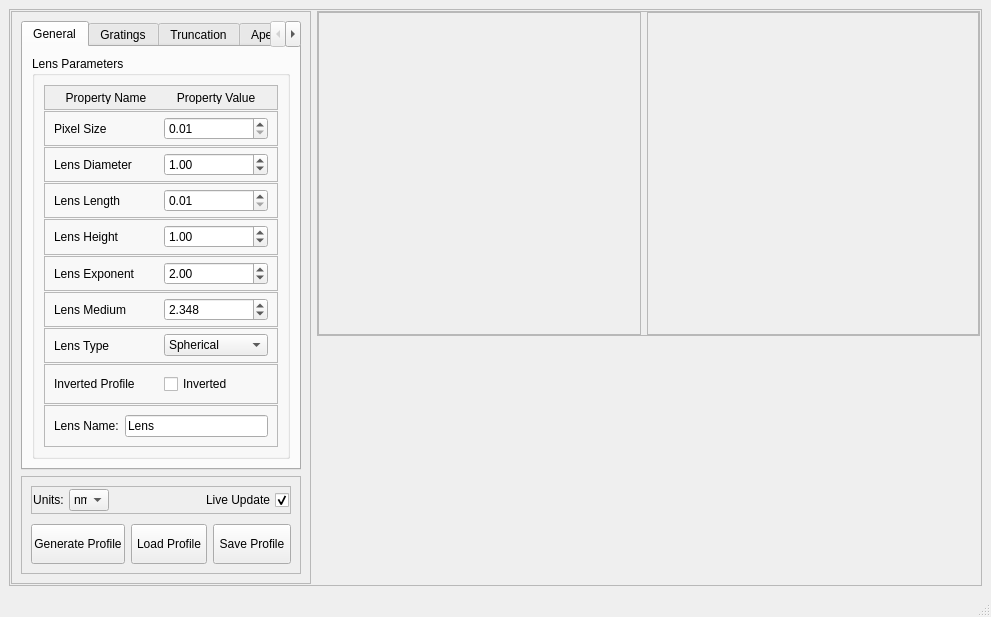
This is src/lens_simulation/UI/qtdesigner_files/LensCreator.ui in DeMarcoLab/juno as Qt 5 draws it before an edit. The edited form follows.
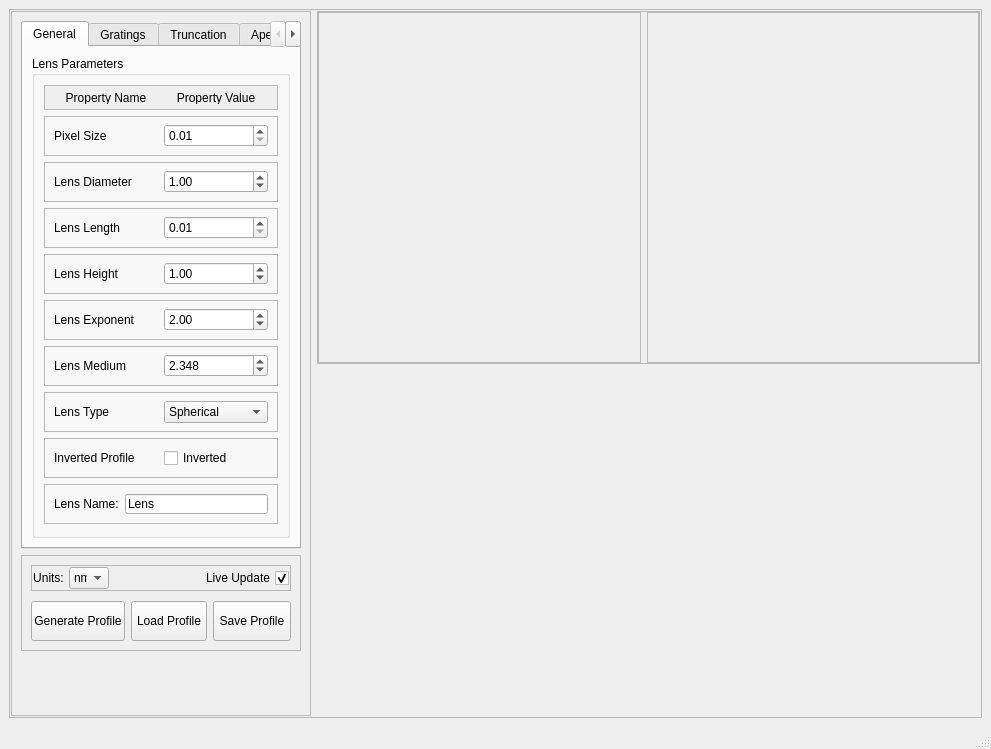
This is the edited form.

Commit message: Inverting and minimums

The edit to the form file:
```diff
--- a/src/lens_simulation/UI/qtdesigner_files/LensCreator.ui
+++ b/src/lens_simulation/UI/qtdesigner_files/LensCreator.ui
@@ -7,7 +7,7 @@
     <x>0</x>
     <y>0</y>
     <width>991</width>
-    <height>617</height>
+    <height>749</height>
    </rect>
   </property>
   <property name="windowTitle">
@@ -198,9 +198,6 @@
                  <string>Lens Parameters</string>
                 </property>
                 <layout class="QVBoxLayout" name="verticalLayout_2">
-                 <property name="spacing">
-                  <number>1</number>
-                 </property>
                  <item>
                   <widget class="QFrame" name="frame_Title_General">
                    <property name="maximumSize">
@@ -256,6 +253,12 @@
                  </item>
                  <item>
                   <widget class="QFrame" name="frame_PixelSize">
+                   <property name="minimumSize">
+                    <size>
+                     <width>0</width>
+                     <height>40</height>
+                    </size>
+                   </property>
                    <property name="maximumSize">
                     <size>
                      <width>16777215</width>
@@ -303,6 +306,12 @@
                  </item>
                  <item>
                   <widget class="QFrame" name="frame_LensDiameter">
+                   <property name="minimumSize">
+                    <size>
+                     <width>0</width>
+                     <height>40</height>
+                    </size>
+                   </property>
                    <property name="maximumSize">
                     <size>
                      <width>16777215</width>
@@ -347,6 +356,12 @@
                  </item>
                  <item>
                   <widget class="QFrame" name="frame_LensLength">
+                   <property name="minimumSize">
+                    <size>
+                     <width>0</width>
+                     <height>40</height>
+                    </size>
+                   </property>
                    <property name="maximumSize">
                     <size>
                      <width>16777215</width>
@@ -406,6 +421,12 @@
                  </item>
                  <item>
                   <widget class="QFrame" name="frame_LensHeight">
+                   <property name="minimumSize">
+                    <size>
+                     <width>0</width>
+                     <height>40</height>
+                    </size>
+                   </property>
                    <property name="maximumSize">
                     <size>
                      <width>16777215</width>
@@ -447,6 +468,12 @@
                  </item>
                  <item>
                   <widget class="QFrame" name="frame_LensExponent">
+                   <property name="minimumSize">
+                    <size>
+                     <width>0</width>
+                     <height>40</height>
+                    </size>
+                   </property>
                    <property name="maximumSize">
                     <size>
                      <width>16777215</width>
@@ -491,6 +518,12 @@
                  </item>
                  <item>
                   <widget class="QFrame" name="frame_LensMedium">
+                   <property name="minimumSize">
+                    <size>
+                     <width>0</width>
+                     <height>40</height>
+                    </size>
+                   </property>
                    <property name="maximumSize">
                     <size>
                      <width>16777215</width>
@@ -544,6 +577,12 @@
                  </item>
                  <item>
                   <widget class="QFrame" name="frame_LensType">
+                   <property name="minimumSize">
+                    <size>
+                     <width>0</width>
+                     <height>40</height>
+                    </size>
+                   </property>
                    <property name="maximumSize">
                     <size>
                      <width>16777215</width>
@@ -592,6 +631,12 @@
                    <property name="enabled">
                     <bool>true</bool>
                    </property>
+                   <property name="minimumSize">
+                    <size>
+                     <width>0</width>
+                     <height>40</height>
+                    </size>
+                   </property>
                    <property name="maximumSize">
                     <size>
                      <width>16777215</width>
@@ -630,10 +675,16 @@
                  </item>
                  <item>
                   <widget class="QFrame" name="frame_LensName">
+                   <property name="minimumSize">
+                    <size>
+                     <width>0</width>
+                     <height>40</height>
+                    </size>
+                   </property>
                    <property name="maximumSize">
                     <size>
                      <width>16777215</width>
-                     <height>150</height>
+                     <height>40</height>
                     </size>
                    </property>
                    <property name="frameShape">
@@ -1421,6 +1472,19 @@
            </widget>
           </item>
           <item row="6" column="0">
+           <spacer name="verticalSpacer_Aperture_4">
+            <property name="orientation">
+             <enum>Qt::Vertical</enum>
+            </property>
+            <property name="sizeHint" stdset="0">
+             <size>
+              <width>20</width>
+              <height>35</height>
+             </size>
+            </property>
+           </spacer>
+          </item>
+          <item row="5" column="0">
            <widget class="QFrame" name="frame_Buttons">
             <property name="maximumSize">
              <size>
```
Left out of the diff: 40 changed lines with no effect on the pictures. The commit also changes 2 other files.
